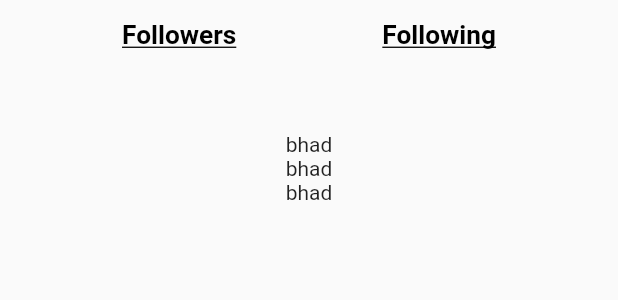
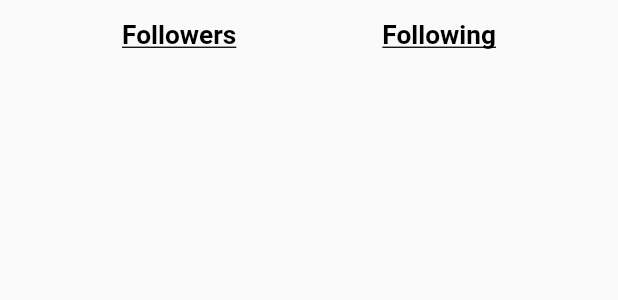
Before and after one commit to SolomonRosemite/Flutter-TellYea, a Flutter app: the FollowingPage widget shown alone on an empty page, opened directly, on a phone screen of 412 x 824 dp. Shown: the top 300 px of the screen. Run offline on Flutter 3.47's test engine with Material 2 defaults, Android fonts, the phone set to English and light mode, and no system bars; our stand-ins replace data_connection_checker, flutter_native_image, image_cropper, image_picker, material_design_icons_flutter, shared_preferences; missing offline and left inert: backendless_sdk; accounts and stored records are empty; network calls fail; statements that could not run were skipped.

Commit message:
Creating Restore Point

```diff
--- a/tellyea/lib/common/ProfileCard.dart
+++ b/tellyea/lib/common/ProfileCard.dart
@@ -24,7 +24,7 @@ class ProfileCardWidgetState extends State<ProfileCardWidget> {
   @override
   void initState() {
     super.initState();
-    colorScheme = ColorSchemes.getColorSchemeFromUser(widget.profileModel.ownerId);
+    colorScheme = widget.profileModel.colorScheme;
   }
 
   void navToUser() {
--- a/tellyea/lib/common/theme.dart
+++ b/tellyea/lib/common/theme.dart
@@ -6,7 +6,6 @@ class ColorSchemes {
   static const Color red = Colors.red;
 
   static Color getColorSchemeFromUser(String ownerId) {
-    print(Backend.tellYeaUsers.length);
     for (var user in Backend.tellYeaUsers) {
       if (user['ownerId'] == ownerId) {
         switch (user['colorScheme']) {
--- a/tellyea/lib/model/UserModel.dart
+++ b/tellyea/lib/model/UserModel.dart
@@ -4,7 +4,7 @@ import 'Profile.dart';
 class UserModel extends Profile {
   UserModel({
     String bio,
-    Color colorSchemem,
+    Color colorScheme,
     DateTime created,
     String displayname,
     String imageUrl,
@@ -14,7 +14,7 @@ class UserModel extends Profile {
     List<String> following,
   }) : super.fromProfile(
           bio,
-          colorSchemem,
+          colorScheme,
           created,
           displayname,
           imageUrl,
--- a/tellyea/lib/pages/FollowingPage.dart
+++ b/tellyea/lib/pages/FollowingPage.dart
@@ -18,27 +18,21 @@ class _FollowingPageState extends State<FollowingPage> {
   @override
   void initState() {
     // Demo
-    print(Backend.tellYeaUsers == null);
-    followers.add(new UserModel(username: 'followers'));
-    followers.add(new UserModel(username: 'followers'));
-    followers.add(new UserModel(username: 'followers'));
-    following.add(new UserModel(username: 'following'));
-    following.add(new UserModel(username: 'following'));
-    following.add(new UserModel(username: 'following'));
-    // followers.addAll(getUsers());
-    // following.add(value);
+    followers.addAll(getUsers());
+    following.addAll(getUsers());
     super.initState();
   }
 
   List<UserModel> getUsers() {
     List<UserModel> users = new List<UserModel>();
+
     for (var i = 0; i < Backend.tellYeaUsers.length; i++) {
       users.add(new UserModel(
         bio: Backend.tellYeaUsers[i]['bio'],
-        colorSchemem: ColorSchemes.colorSchemesToColor(Backend.tellYeaUsers[i]['colorSchemem']),
+        colorScheme: ColorSchemes.colorSchemesToColor(Backend.tellYeaUsers[i]['colorScheme']),
         created: Backend.tellYeaUsers[i]['created'],
         displayname: Backend.tellYeaUsers[i]['displayname'],
-        // following: , // TODO
+        following: getFollowers(i),
         imageUrl: Backend.tellYeaUsers[i]['imageUrl'],
         username: Backend.tellYeaUsers[i]['username'],
         verified: Backend.tellYeaUsers[i]['verified'],
@@ -49,11 +43,31 @@ class _FollowingPageState extends State<FollowingPage> {
     return users;
   }
 
+  List<String> getFollowers(int index) {
+    List<String> followers = new List<String>();
+
+    if (Backend.tellYeaUsers[index]['following'] == null) {
+      return followers;
+    }
+
+    if (Backend.tellYeaUsers[index]['following'].toString().length == 0) {
+      return followers;
+    }
+
+    if (Backend.tellYeaUsers[index]['following'].toString().contains(',')) {
+      followers = Backend.tellYeaUsers[index]['following'].toString().trim().split(',');
+      return followers;
+    }
+
+    followers.add(Backend.tellYeaUsers[index]['following']);
+
+    return followers;
+  }
+
   Widget followersWidget() {
     List<Widget> list = new List<Widget>();
     for (var i = followers.length - 1; 0 <= i; i--) {
-      list.add(Text("bhad"));
-      // list.add(Hero(tag: i, child: ProfileCardWidget(profileModel: followers[i])));
+      list.add(Hero(tag: i, child: ProfileCardWidget(profileModel: followers[i])));
     }
     return new Column(children: list);
   }
@@ -61,8 +75,7 @@ class _FollowingPageState extends State<FollowingPage> {
   Widget followingWidget() {
     List<Widget> list = new List<Widget>();
     for (var i = following.length - 1; 0 <= i; i--) {
-      list.add(Text("bhad"));
-      // list.add(new Text(following[i].username));
+      list.add(Hero(tag: i, child: ProfileCardWidget(profileModel: followers[i])));
     }
     return new Column(children: list);
   }
@@ -117,6 +130,7 @@ class _FollowingPageState extends State<FollowingPage> {
                 ),
                 SizedBox(height: 40),
                 (showFollowers == true) ? followersWidget() : followingWidget(),
+                SizedBox(height: 20),
               ],
             ),
           ),
--- a/tellyea/lib/pages/ViewProfilePage.dart
+++ b/tellyea/lib/pages/ViewProfilePage.dart
@@ -196,6 +196,7 @@ class ProfilePageState extends State<ProfilePage> {
                               ),
                             ),
                             yeetModels.length != 0 ? heroWidgets() : SizedBox.shrink(),
+                            SizedBox(height: 65),
                           ],
                         ),
                       ),
```
